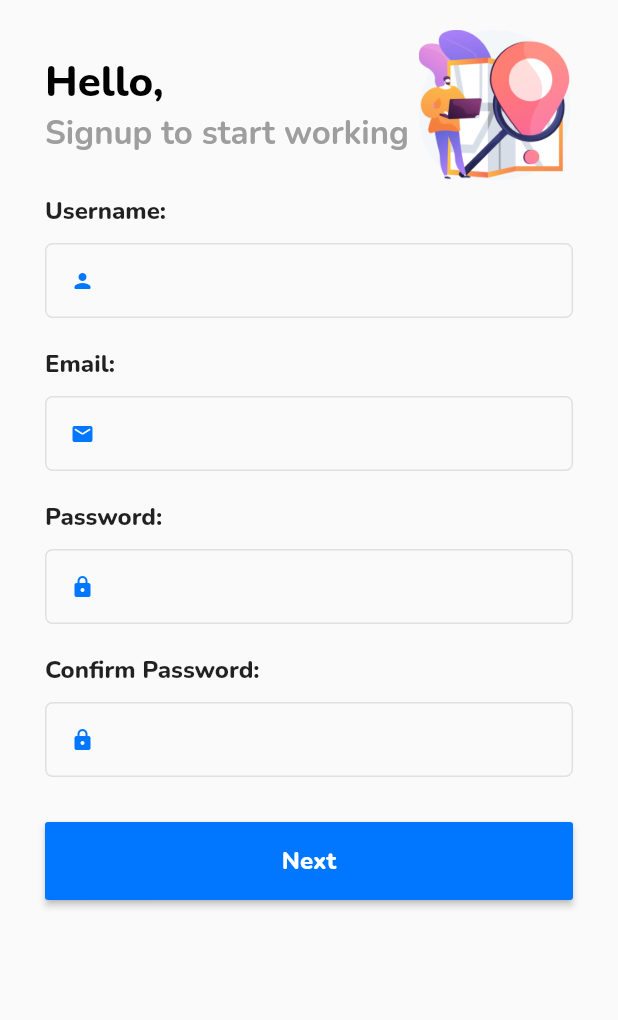
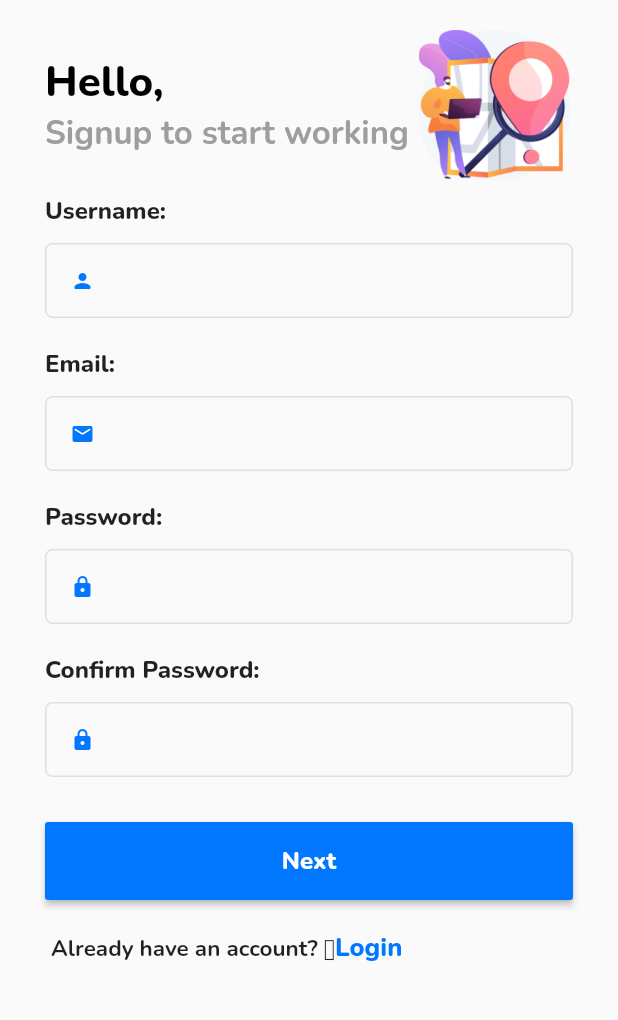
Before and after one commit to Ashutosh619-sudo/Track-Buddy, a Flutter app: the SignUp screen opened directly, on a phone screen of 412 x 824 dp, the part 84-1104 px from its top. Run offline on Flutter 3.47's test engine with Material 2 defaults, Android fonts, the light colour scheme and no system bars; our stand-ins replace google_fonts.

Commit message:
added login and signup link

```diff
--- a/lib/main.dart
+++ b/lib/main.dart
@@ -1,4 +1,5 @@
 import 'package:flutter/material.dart';
+import 'package:track_buddy/screens/login.dart';
 import 'package:track_buddy/screens/signup.dart';
 
 void main() {
@@ -12,7 +13,7 @@ class MyApp extends StatelessWidget {
     return MaterialApp(
       title: 'Flutter Demo',
       debugShowCheckedModeBanner: false,
-      home: SignUp(),
+      home: Login(),
     );
   }
 }
--- a/lib/screens/signup.dart
+++ b/lib/screens/signup.dart
@@ -204,6 +204,29 @@ class SignUp extends StatelessWidget {
               ),
             ),
           ),
+          Container(
+            margin: EdgeInsets.only(top: 20),
+            child: RichText(
+              text: TextSpan(
+                text: ' Already have an account? \b',
+                style: GoogleFonts.nunito(
+                  fontWeight: FontWeight.bold,
+                  color: Colors.black87,
+                  fontSize: 15,
+                ),
+                children: [
+                  TextSpan(
+                    text: "Login",
+                    style: GoogleFonts.nunito(
+                      fontWeight: FontWeight.w800,
+                      color: Color.fromRGBO(1, 118, 255, 1),
+                      fontSize: 17,
+                    ),
+                  ),
+                ],
+              ),
+            ),
+          ),
         ],
       ),
     );
```
Also changed, not shown: lib/screens/login.dart (+24 -1 lines).
